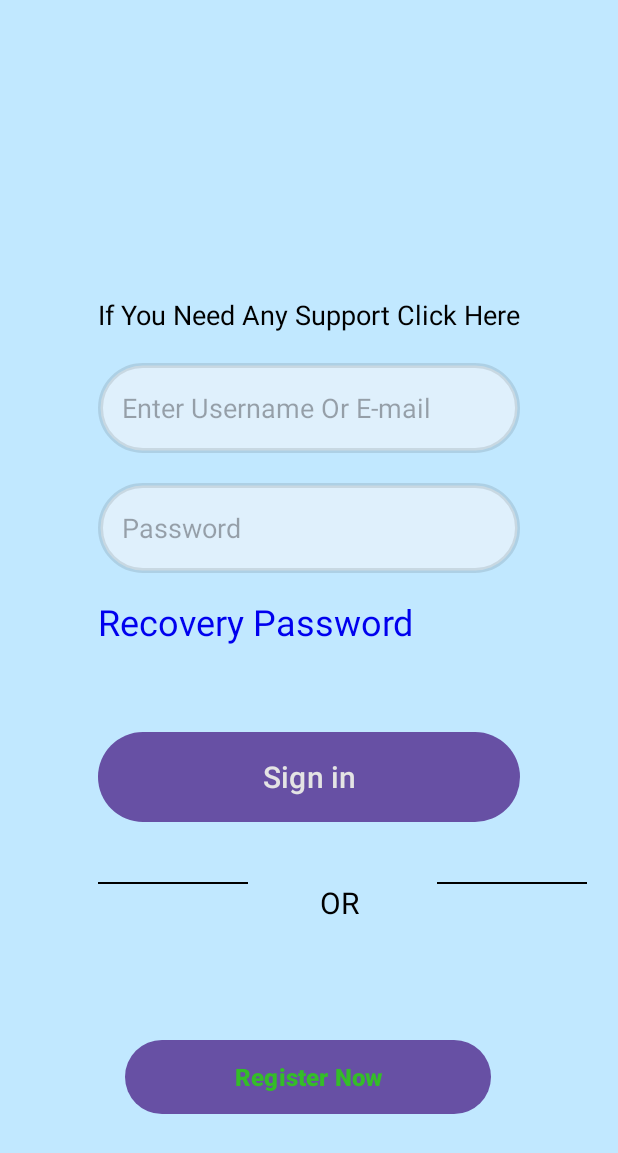
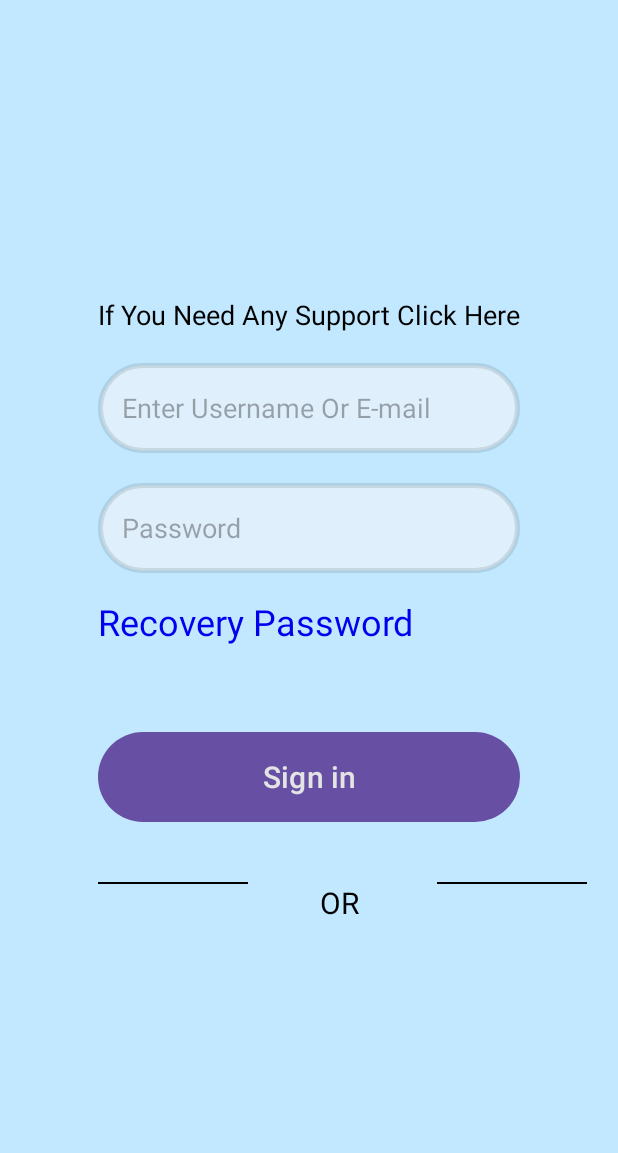
Before and after one commit to LindoNJOKO/QuantumVara-WIL-Project, an Android app: the Login screen opened directly, with no data from a screen before it, on a phone screen of 412 x 824 dp. Shown: the top 1153 px of the screen. Run offline under Robolectric (Android 15) with nearby library versions, the phone set to English and light mode, and no system bars; 2 statements that could not run were skipped.

Commit message:
UI Fixpt2

```diff
--- a/app/src/main/res/layout/activity_login.xml
+++ b/app/src/main/res/layout/activity_login.xml
@@ -126,21 +126,5 @@
         app:layout_constraintStart_toEndOf="@id/tvOr"
         app:layout_constraintTop_toTopOf="@id/dividerLeft" />
 
-    <Button
-        android:id="@+id/btnRegisterNow"
-        android:layout_width="244dp"
-        android:layout_height="49dp"
-        android:background="@drawable/rounded_button"
-        android:text="Register Now"
-        android:textColor="#34BD28"
-        android:textSize="16sp"
-        android:textStyle="bold"
-        app:layout_constraintBottom_toBottomOf="parent"
-        app:layout_constraintEnd_toEndOf="parent"
-        app:layout_constraintHorizontal_bias="0.497"
-        app:layout_constraintStart_toStartOf="parent"
-        app:layout_constraintTop_toTopOf="parent"
-        app:layout_constraintVertical_bias="0.895" />
-
 
 </androidx.constraintlayout.widget.ConstraintLayout>
```
